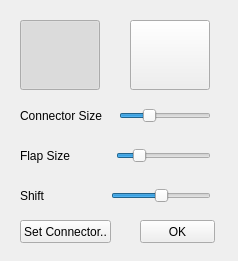
Above: forms/hollowmeshpanel.ui from TopModLab/Unfolding before the change. Below: the same form after it.
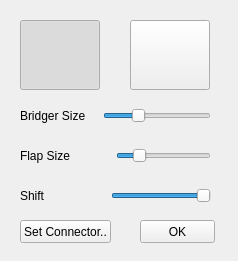
That is the form after the change. Icons and pictures are not drawn.

Commit message: Binding mesh(bridger with scaled original face) completed. - new insert edge function in hds mesh - changed the name of "connectors" to bridger. From now on, connectors are only referred to as Connectors after unfolding. - new bind mesh panel.

The edit to the form file:
```diff
--- a/forms/hollowmeshpanel.ui
+++ b/forms/hollowmeshpanel.ui
@@ -87,7 +87,7 @@
     <item>
      <widget class="QLabel" name="label_2">
       <property name="text">
-       <string>Connector Size</string>
+       <string>Bridger Size</string>
       </property>
      </widget>
     </item>
@@ -231,7 +231,7 @@
         <number>50</number>
        </property>
        <property name="value">
-        <number>0</number>
+        <number>50</number>
        </property>
        <property name="orientation">
         <enum>Qt::Horizontal</enum>
```
Left out of the diff: 6 changed lines with no effect on the pictures. The commit also changes 26 other files.
